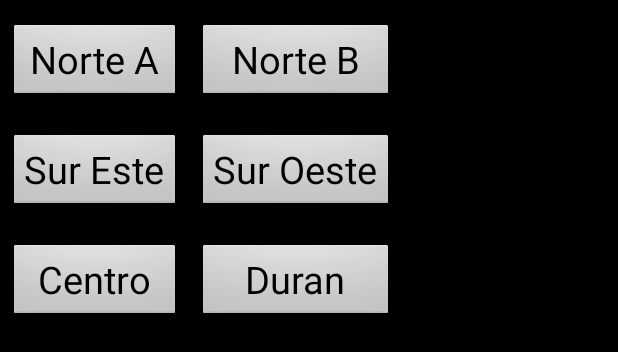
After one commit to jialbanc/RutEspol, an Android app: the layout choose_rout_dialog.xml on its own in the app's theme, with its tools: preview values and no code run, on a phone screen of 412 x 824 dp. The commit adds this screen. Shown: the top 352 px of the screen. Run offline under Robolectric (Android 15) with nearby library versions, the phone set to English and light mode, and no system bars.

Commit message:
Cambios en RutEspol enlazados layouts y activitys

```diff
--- /dev/null
+++ b/app/src/main/res/layout/choose_rout_dialog.xml
@@ -0,0 +1,89 @@
+<?xml version="1.0" encoding="utf-8"?>
+
+<TableLayout xmlns:android="http://schemas.android.com/apk/res/android"
+    android:orientation="vertical" android:layout_width="match_parent"
+    android:layout_height="match_parent">
+
+    <TableRow
+        android:paddingTop="10dp"
+        android:layout_gravity="center_horizontal"
+        >
+
+        <Button
+            android:layout_column="0"
+            android:layout_margin="5dp"
+            android:layout_width="wrap_content"
+            android:layout_height="wrap_content"
+            android:text="Norte A"
+            android:id="@+id/ruta_norte_a"
+            android:textSize="25sp"
+
+            />
+
+        <Button
+            android:layout_column="1"
+            android:layout_margin="5dp"
+            android:layout_width="wrap_content"
+            android:layout_height="wrap_content"
+            android:text="Norte B"
+            android:id="@+id/ruta_norte_b"
+            android:textSize="25sp"
+            />
+    </TableRow>
+
+    <TableRow
+        android:paddingTop="10dp"
+        android:layout_gravity="center_horizontal"
+        >
+
+        <Button
+            android:layout_column="0"
+            android:layout_margin="5dp"
+            android:layout_width="wrap_content"
+            android:layout_height="wrap_content"
+            android:text="Sur Este"
+            android:id="@+id/ruta_sur_este"
+            android:textSize="25sp"
+
+            />
+
+        <Button
+            android:layout_column="1"
+            android:layout_margin="5dp"
+            android:layout_width="wrap_content"
+            android:layout_height="wrap_content"
+            android:text="Sur Oeste"
+            android:id="@+id/ruta_sur_oeste"
+            android:textSize="25sp"
+            />
+    </TableRow>
+
+    <TableRow
+        android:paddingTop="10dp"
+        android:layout_gravity="center_horizontal"
+        >
+
+        <Button
+            android:layout_column="0"
+            android:layout_margin="5dp"
+            android:layout_width="wrap_content"
+            android:layout_height="wrap_content"
+            android:text="Centro"
+            android:id="@+id/ruta_centro"
+            android:textSize="25sp"
+
+            />
+
+        <Button
+            android:layout_column="1"
+            android:layout_margin="5dp"
+            android:layout_width="wrap_content"
+            android:layout_height="wrap_content"
+            android:text="Duran"
+            android:id="@+id/ruta_duran"
+            android:textSize="25sp"
+            />
+    </TableRow>
+
+
+</TableLayout>
--- a/app/src/main/res/menu/main.xml
+++ b/app/src/main/res/menu/main.xml
@@ -1,6 +1,6 @@
 <menu xmlns:android="http://schemas.android.com/apk/res/android"
     xmlns:tools="http://schemas.android.com/tools"
-    tools:context="com.example.rutespol.MainActivity" >
+    tools:context="com.example.rutespol.MainMenu" >
     <item android:id="@+id/action_settings"
         android:title="@string/action_settings"
         android:orderInCategory="100"
--- a/app/src/main/res/values/strings.xml
+++ b/app/src/main/res/values/strings.xml
@@ -1,7 +1,7 @@
 <?xml version="1.0" encoding="utf-8"?>
 <resources>
 
-    <string name="app_name">rutespol</string>
+    <string name="app_name">RutEspol</string>
     <string name="title_activity_maps">Map</string>
     <string name="title_activity_main">RutESPOL</string>
     <string name="hello_world">Hello world!</string>
--- a/app/src/main/res/values/styles.xml
+++ b/app/src/main/res/values/styles.xml
@@ -1,8 +1,9 @@
 <resources>
 
     <!-- Base application theme. -->
-    <style name="AppTheme" parent="android:Theme.Holo.Light.DarkActionBar">
-        <!-- Customize your theme here. -->
+    <style name="Menu" parent="Theme.Base.Light">
+        <item name="android:windowNoTitle">true</item>
+        <item name="android:windowBackground">@android:color/transparent</item>
     </style>
 
 </resources>
```
Also changed, not shown: app/src/main/AndroidManifest.xml (+6 -12 lines), app/src/main/java/com/example/rutespol/EscogerRuta.java (deleted, +0 -120 lines), app/src/main/java/com/example/rutespol/MainActivity.java (deleted, +0 -61 lines), app/src/main/java/com/example/rutespol/MainMenu.java (added, +189 -0 lines), app/src/main/res/layout/activity_main.xml (deleted, +0 -30 lines), app/src/main/res/layout/choose_nortea_dialog.xml (added, +34 -0 lines), app/src/main/res/layout/mainmenu_layout.xml (added, +8 -0 lines), app/src/main/res/layout/menu_dialog.xml (added, +25 -0 lines), app/src/main/res/layout/activity_maps_paradero.xml (indentation only), 2 other files.
